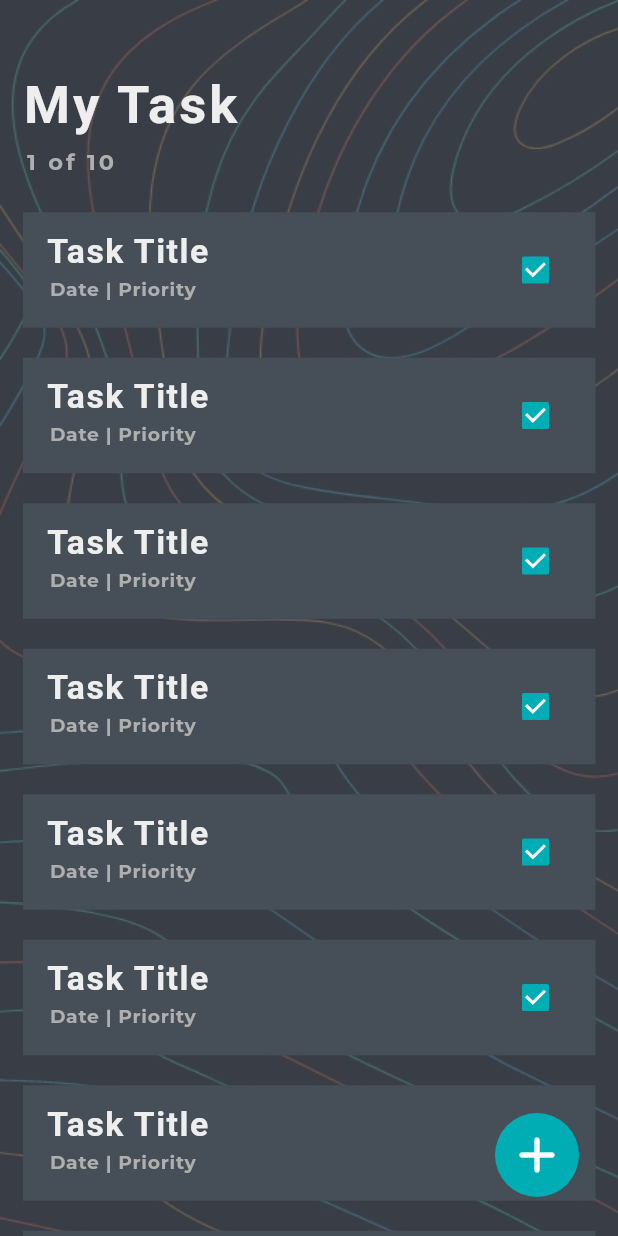
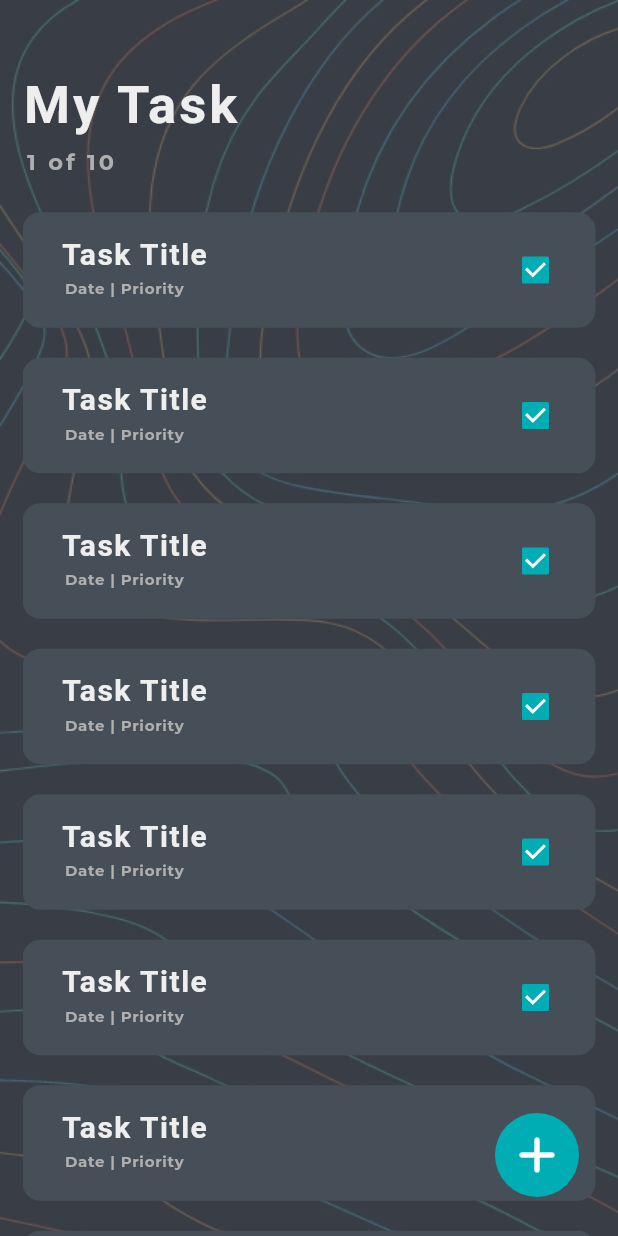
Before and after one commit to mrdm026M/todo_app, a Flutter app: the screen it shows after launch, on a phone screen of 412 x 824 dp. Run offline on Flutter 3.47's test engine with Material 2 defaults, Android fonts, the phone set to English and light mode, and no system bars.

Commit message:
minor changes

```diff
--- a/lib/screens/HomeScreen.dart
+++ b/lib/screens/HomeScreen.dart
@@ -17,25 +17,27 @@ class _HomeScreenState extends State<HomeScreen> {
       padding: EdgeInsets.symmetric(vertical: 2.5),
       width: double.infinity,
       margin: EdgeInsets.symmetric(vertical: 10.0),
-      color: AppColors.SubBgColor,
       child: ListTile(
-        title: Text(
-          'Task Title',
-          style: TextStyle(
-            fontFamily: 'Roboto',
-            fontSize: 22.5,
-            fontWeight: FontWeight.w700,
-            letterSpacing: 1,
-            color: AppColors.TextColor,
+        title: Padding(
+          padding: EdgeInsets.only(left: 10.0),
+          child: Text(
+            'Task Title',
+            style: TextStyle(
+              fontFamily: 'Roboto',
+              fontSize: 20.0,
+              fontWeight: FontWeight.w600,
+              letterSpacing: 1,
+              color: AppColors.TextColor,
+            ),
           ),
         ),
         subtitle: Padding(
-          padding: const EdgeInsets.only(top: 5.0, left: 2.0),
+          padding: const EdgeInsets.only(top: 5.0, left: 12.0),
           child: Text(
             'Date | Priority',
             style: TextStyle(
               fontFamily: 'Montserrat',
-              fontSize: 12.5,
+              fontSize: 10.0,
               fontWeight: FontWeight.w600,
               letterSpacing: 0.5,
               color: AppColors.SubTextColor,
@@ -48,6 +50,12 @@ class _HomeScreenState extends State<HomeScreen> {
           },
           activeColor: AppColors.TaskColor,
           value: true,
+        ),
+      ),
+      decoration: BoxDecoration(
+        color: AppColors.SubBgColor,
+        borderRadius: BorderRadius.all(
+          Radius.circular(12.0),
         ),
       ),
     );
```
